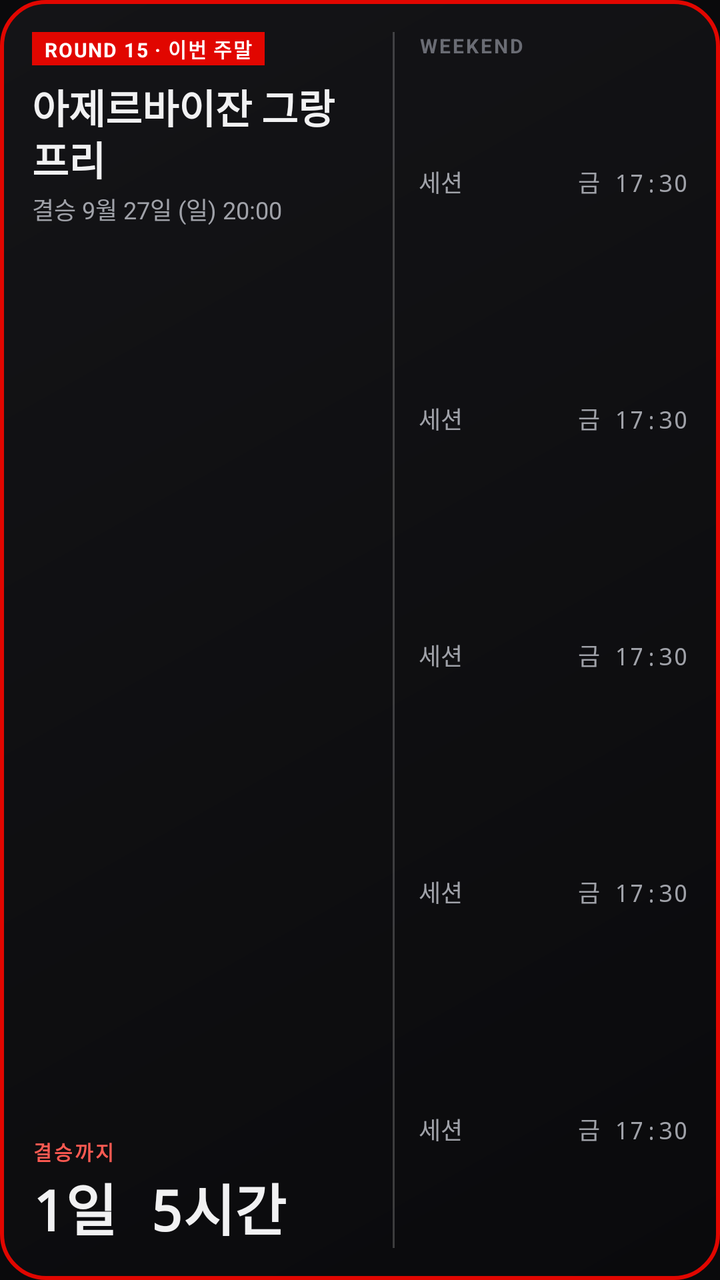
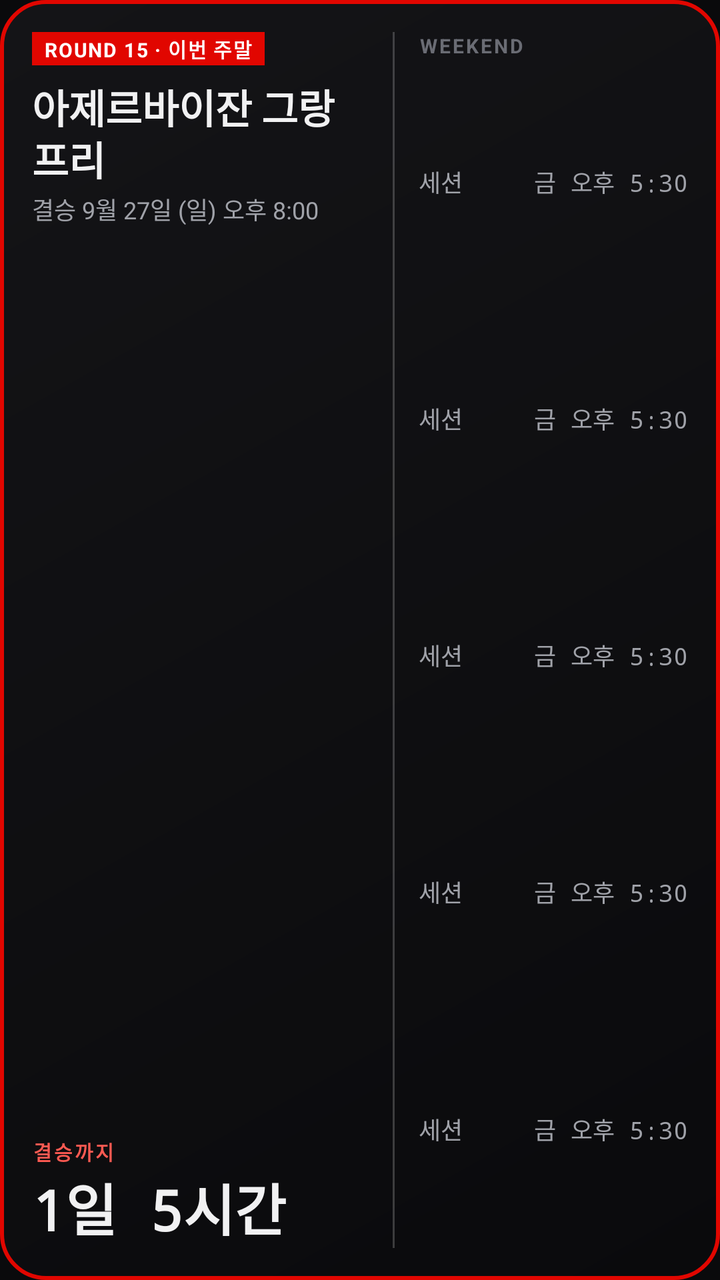

Two renders of the same Android screen: before a commit and after it. Below are the layout's source before the change and the commit's diff.
<!-- AndroidManifest.xml: application theme AppTheme -->
<!-- res/layout/widget_next_race.xml -->
<?xml version="1.0" encoding="utf-8"?>
<LinearLayout xmlns:android="http://schemas.android.com/apk/res/android"
    android:id="@+id/root"
    android:layout_width="match_parent"
    android:layout_height="match_parent"
    android:background="@drawable/widget_bg"
    android:orientation="horizontal"
    android:padding="16dp">

    
    <LinearLayout
        android:layout_width="0dp"
        android:layout_height="match_parent"
        android:layout_weight="1.25"
        android:orientation="vertical">

        <TextView android:id="@+id/kicker" android:layout_width="wrap_content" android:layout_height="wrap_content"
            android:background="#E10600" android:paddingStart="6dp" android:paddingEnd="6dp" android:paddingTop="1dp" android:paddingBottom="1dp"
            android:letterSpacing="0.06" android:text="ROUND 15 · 이번 주말" android:textColor="#FFFFFF" android:textSize="10sp" android:textStyle="bold" />

        <TextView android:id="@+id/gp" android:layout_width="match_parent" android:layout_height="wrap_content" android:layout_marginTop="6dp"
            android:ellipsize="end" android:fontFamily="sans-serif-condensed" android:maxLines="2" android:lineSpacingMultiplier="0.9"
            android:text="아제르바이잔 그랑프리" android:textColor="@color/text" android:textSize="20sp" android:textStyle="bold" />

        <TextView android:id="@+id/race" android:layout_width="match_parent" android:layout_height="wrap_content" android:layout_marginTop="2dp"
            android:maxLines="1" android:ellipsize="end" android:text="결승 9월 27일 (일) 20:00" android:textColor="@color/text2" android:textSize="12sp" />

        <LinearLayout android:layout_width="match_parent" android:layout_height="0dp" android:layout_weight="1" android:gravity="bottom" android:orientation="vertical">
            <TextView android:id="@+id/cdlabel" android:layout_width="wrap_content" android:layout_height="wrap_content"
                android:letterSpacing="0.1" android:text="결승까지" android:textColor="#FF5A52" android:textSize="10sp" android:textStyle="bold" />
            <Chronometer android:id="@+id/chrono" android:layout_width="wrap_content" android:layout_height="wrap_content"
                android:fontFamily="monospace" android:textColor="@color/text" android:textSize="30sp" android:textStyle="bold" android:visibility="gone" />
            <TextView android:id="@+id/days" android:layout_width="wrap_content" android:layout_height="wrap_content"
                android:fontFamily="monospace" android:text="1일 5시간" android:textColor="@color/text" android:textSize="28sp" android:textStyle="bold" />
            <TextView android:id="@+id/next" android:layout_width="match_parent" android:layout_height="wrap_content"
                android:maxLines="1" android:ellipsize="end" android:text="" android:textColor="#FF5A52" android:textSize="11sp" android:visibility="gone" />
        </LinearLayout>
    </LinearLayout>

    
    <ImageView android:id="@+id/sep" android:layout_width="1dp" android:layout_height="match_parent"
        android:layout_marginStart="12dp" android:layout_marginEnd="12dp" android:src="@drawable/divider" android:scaleType="fitXY" />

    
    <LinearLayout android:id="@+id/list" android:layout_width="0dp" android:layout_height="match_parent" android:layout_weight="1" android:orientation="vertical">
        <TextView android:layout_width="wrap_content" android:layout_height="wrap_content" android:layout_marginBottom="2dp"
            android:letterSpacing="0.1" android:text="WEEKEND" android:textColor="@color/text3" android:textSize="10sp" android:textStyle="bold" />
            <LinearLayout android:id="@+id/s1" android:layout_width="match_parent" android:layout_height="0dp" android:layout_weight="1" android:gravity="center_vertical" android:orientation="horizontal">
                <TextView android:id="@+id/s1n" android:layout_width="0dp" android:layout_height="wrap_content" android:layout_weight="1" android:maxLines="1" android:ellipsize="end" android:text="세션" android:textColor="@color/text2" android:textSize="12sp" />
                <TextView android:id="@+id/s1t" android:layout_width="wrap_content" android:layout_height="wrap_content" android:fontFamily="monospace" android:text="금 17:30" android:textColor="@color/text2" android:textSize="12sp" />
            </LinearLayout>
            <LinearLayout android:id="@+id/s2" android:layout_width="match_parent" android:layout_height="0dp" android:layout_weight="1" android:gravity="center_vertical" android:orientation="horizontal">
                <TextView android:id="@+id/s2n" android:layout_width="0dp" android:layout_height="wrap_content" android:layout_weight="1" android:maxLines="1" android:ellipsize="end" android:text="세션" android:textColor="@color/text2" android:textSize="12sp" />
                <TextView android:id="@+id/s2t" android:layout_width="wrap_content" android:layout_height="wrap_content" android:fontFamily="monospace" android:text="금 17:30" android:textColor="@color/text2" android:textSize="12sp" />
            </LinearLayout>
            <LinearLayout android:id="@+id/s3" android:layout_width="match_parent" android:layout_height="0dp" android:layout_weight="1" android:gravity="center_vertical" android:orientation="horizontal">
                <TextView android:id="@+id/s3n" android:layout_width="0dp" android:layout_height="wrap_content" android:layout_weight="1" android:maxLines="1" android:ellipsize="end" android:text="세션" android:textColor="@color/text2" android:textSize="12sp" />
                <TextView android:id="@+id/s3t" android:layout_width="wrap_content" android:layout_height="wrap_content" android:fontFamily="monospace" android:text="금 17:30" android:textColor="@color/text2" android:textSize="12sp" />
            </LinearLayout>
            <LinearLayout android:id="@+id/s4" android:layout_width="match_parent" android:layout_height="0dp" android:layout_weight="1" android:gravity="center_vertical" android:orientation="horizontal">
                <TextView android:id="@+id/s4n" android:layout_width="0dp" android:layout_height="wrap_content" android:layout_weight="1" android:maxLines="1" android:ellipsize="end" android:text="세션" android:textColor="@color/text2" android:textSize="12sp" />
                <TextView android:id="@+id/s4t" android:layout_width="wrap_content" android:layout_height="wrap_content" android:fontFamily="monospace" android:text="금 17:30" android:textColor="@color/text2" android:textSize="12sp" />
            </LinearLayout>
            <LinearLayout android:id="@+id/s5" android:layout_width="match_parent" android:layout_height="0dp" android:layout_weight="1" android:gravity="center_vertical" android:orientation="horizontal">
                <TextView android:id="@+id/s5n" android:layout_width="0dp" android:layout_height="wrap_content" android:layout_weight="1" android:maxLines="1" android:ellipsize="end" android:text="세션" android:textColor="@color/text2" android:textSize="12sp" />
                <TextView android:id="@+id/s5t" android:layout_width="wrap_content" android:layout_height="wrap_content" android:fontFamily="monospace" android:text="금 17:30" android:textColor="@color/text2" android:textSize="12sp" />
            </LinearLayout>
    </LinearLayout>
</LinearLayout>
<!-- resources referenced by this layout -->
<resources>
  <color name="text">#F1F1F2</color>
  <color name="text2">#A0A2A9</color>
  <color name="text3">#6A6C74</color>
  <!-- drawable divider (drawable) -->
  <?xml version="1.0" encoding="utf-8"?>
  <shape xmlns:android="http://schemas.android.com/apk/res/android" android:shape="rectangle">
      <solid android:color="#33FFFFFF" />
  </shape>
  <!-- drawable widget_bg (drawable) -->
  <?xml version="1.0" encoding="utf-8"?>
  <shape xmlns:android="http://schemas.android.com/apk/res/android" android:shape="rectangle">
      <gradient android:angle="315" android:startColor="#FF141417" android:endColor="#FF0A0A0C" />
      <stroke android:width="2dp" android:color="#E10600" />
      <corners android:radius="22dp" />
  </shape>
  <style name="AppTheme" parent="android:Theme.Material.NoActionBar">
          <item name="android:windowBackground">@color/bg</item>
          <item name="android:statusBarColor">@color/bg</item>
          <item name="android:navigationBarColor">@color/bg</item>
          <item name="android:windowLightStatusBar">false</item>
      </style>
  <color name="bg">#0A0A0C</color>
</resources>

<!-- the commit's change to res/layout/widget_next_race.xml (unified diff, before → after) -->
@@ -23,7 +23,7 @@
             android:text="아제르바이잔 그랑프리" android:textColor="@color/text" android:textSize="20sp" android:textStyle="bold" />
 
         <TextView android:id="@+id/race" android:layout_width="match_parent" android:layout_height="wrap_content" android:layout_marginTop="2dp"
-            android:maxLines="1" android:ellipsize="end" android:text="결승 9월 27일 (일) 20:00" android:textColor="@color/text2" android:textSize="12sp" />
+            android:maxLines="1" android:ellipsize="end" android:text="결승 9월 27일 (일) 오후 8:00" android:textColor="@color/text2" android:textSize="12sp" />
 
         <LinearLayout android:layout_width="match_parent" android:layout_height="0dp" android:layout_weight="1" android:gravity="bottom" android:orientation="vertical">
             <TextView android:id="@+id/cdlabel" android:layout_width="wrap_content" android:layout_height="wrap_content"
@@ -32,6 +32,8 @@
                 android:fontFamily="monospace" android:textColor="@color/text" android:textSize="30sp" android:textStyle="bold" android:visibility="gone" />
             <TextView android:id="@+id/days" android:layout_width="wrap_content" android:layout_height="wrap_content"
                 android:fontFamily="monospace" android:text="1일 5시간" android:textColor="@color/text" android:textSize="28sp" android:textStyle="bold" />
+            <Chronometer android:id="@+id/nchrono" android:layout_width="wrap_content" android:layout_height="wrap_content"
+                android:textColor="#FF5A52" android:textSize="11sp" android:visibility="gone" />
             <TextView android:id="@+id/next" android:layout_width="match_parent" android:layout_height="wrap_content"
                 android:maxLines="1" android:ellipsize="end" android:text="" android:textColor="#FF5A52" android:textSize="11sp" android:visibility="gone" />
         </LinearLayout>
@@ -47,23 +49,23 @@
             android:letterSpacing="0.1" android:text="WEEKEND" android:textColor="@color/text3" android:textSize="10sp" android:textStyle="bold" />
             <LinearLayout android:id="@+id/s1" android:layout_width="match_parent" android:layout_height="0dp" android:layout_weight="1" android:gravity="center_vertical" android:orientation="horizontal">
                 <TextView android:id="@+id/s1n" android:layout_width="0dp" android:layout_height="wrap_content" android:layout_weight="1" android:maxLines="1" android:ellipsize="end" android:text="세션" android:textColor="@color/text2" android:textSize="12sp" />
-                <TextView android:id="@+id/s1t" android:layout_width="wrap_content" android:layout_height="wrap_content" android:fontFamily="monospace" android:text="금 17:30" android:textColor="@color/text2" android:textSize="12sp" />
+                <TextView android:id="@+id/s1t" android:layout_width="wrap_content" android:layout_height="wrap_content" android:fontFamily="monospace" android:text="금 오후 5:30" android:textColor="@color/text2" android:textSize="12sp" />
             </LinearLayout>
             <LinearLayout android:id="@+id/s2" android:layout_width="match_parent" android:layout_height="0dp" android:layout_weight="1" android:gravity="center_vertical" android:orientation="horizontal">
                 <TextView android:id="@+id/s2n" android:layout_width="0dp" android:layout_height="wrap_content" android:layout_weight="1" android:maxLines="1" android:ellipsize="end" android:text="세션" android:textColor="@color/text2" android:textSize="12sp" />
-                <TextView android:id="@+id/s2t" android:layout_width="wrap_content" android:layout_height="wrap_content" android:fontFamily="monospace" android:text="금 17:30" android:textColor="@color/text2" android:textSize="12sp" />
+                <TextView android:id="@+id/s2t" android:layout_width="wrap_content" android:layout_height="wrap_content" android:fontFamily="monospace" android:text="금 오후 5:30" android:textColor="@color/text2" android:textSize="12sp" />
             </LinearLayout>
             <LinearLayout android:id="@+id/s3" android:layout_width="match_parent" android:layout_height="0dp" android:layout_weight="1" android:gravity="center_vertical" android:orientation="horizontal">
                 <TextView android:id="@+id/s3n" android:layout_width="0dp" android:layout_height="wrap_content" android:layout_weight="1" android:maxLines="1" android:ellipsize="end" android:text="세션" android:textColor="@color/text2" android:textSize="12sp" />
-                <TextView android:id="@+id/s3t" android:layout_width="wrap_content" android:layout_height="wrap_content" android:fontFamily="monospace" android:text="금 17:30" android:textColor="@color/text2" android:textSize="12sp" />
+                <TextView android:id="@+id/s3t" android:layout_width="wrap_content" android:layout_height="wrap_content" android:fontFamily="monospace" android:text="금 오후 5:30" android:textColor="@color/text2" android:textSize="12sp" />
             </LinearLayout>
             <LinearLayout android:id="@+id/s4" android:layout_width="match_parent" android:layout_height="0dp" android:layout_weight="1" android:gravity="center_vertical" android:orientation="horizontal">
                 <TextView android:id="@+id/s4n" android:layout_width="0dp" android:layout_height="wrap_content" android:layout_weight="1" android:maxLines="1" android:ellipsize="end" android:text="세션" android:textColor="@color/text2" android:textSize="12sp" />
-                <TextView android:id="@+id/s4t" android:layout_width="wrap_content" android:layout_height="wrap_content" android:fontFamily="monospace" android:text="금 17:30" android:textColor="@color/text2" android:textSize="12sp" />
+                <TextView android:id="@+id/s4t" android:layout_width="wrap_content" android:layout_height="wrap_content" android:fontFamily="monospace" android:text="금 오후 5:30" android:textColor="@color/text2" android:textSize="12sp" />
             </LinearLayout>
             <LinearLayout android:id="@+id/s5" android:layout_width="match_parent" android:layout_height="0dp" android:layout_weight="1" android:gravity="center_vertical" android:orientation="horizontal">
                 <TextView android:id="@+id/s5n" android:layout_width="0dp" android:layout_height="wrap_content" android:layout_weight="1" android:maxLines="1" android:ellipsize="end" android:text="세션" android:textColor="@color/text2" android:textSize="12sp" />
-                <TextView android:id="@+id/s5t" android:layout_width="wrap_content" android:layout_height="wrap_content" android:fontFamily="monospace" android:text="금 17:30" android:textColor="@color/text2" android:textSize="12sp" />
+                <TextView android:id="@+id/s5t" android:layout_width="wrap_content" android:layout_height="wrap_content" android:fontFamily="monospace" android:text="금 오후 5:30" android:textColor="@color/text2" android:textSize="12sp" />
             </LinearLayout>
     </LinearLayout>
 </LinearLayout>
